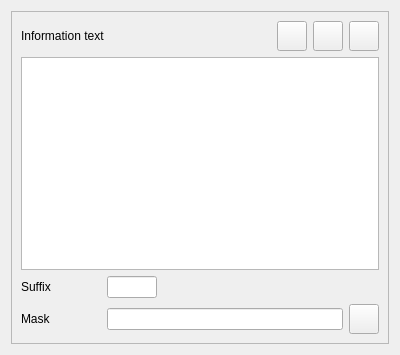
Above: dialogs/profiledatainfowidgetUI.ui from marco-mania/audex-old before the change. Below: the same form after it.
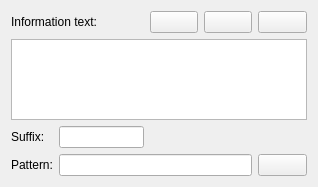
That is the form after the change. Custom widgets are drawn as their Qt base class.

What changed in the file:
```diff
--- a/dialogs/profiledatainfowidgetUI.ui
+++ b/dialogs/profiledatainfowidgetUI.ui
@@ -1,180 +1,86 @@
 <ui version="4.0" >
  <class>ProfileDataInfoWidgetUI</class>
- <widget class="QWidget" name="ProfileDataInfoWidgetUI" >
-  <property name="geometry" >
+ <widget class="QWidget" name="ProfileDataInfoWidgetUI">
+  <property name="geometry">
    <rect>
     <x>0</x>
     <y>0</y>
-    <width>400</width>
-    <height>355</height>
+    <width>318</width>
+    <height>187</height>
    </rect>
   </property>
-  <property name="minimumSize" >
-   <size>
-    <width>400</width>
-    <height>300</height>
-   </size>
-  </property>
-  <property name="windowTitle" >
+  <property name="windowTitle">
    <string>Form</string>
   </property>
-  <layout class="QGridLayout" name="gridLayout_2" >
-   <item row="0" column="0" >
-    <widget class="QFrame" name="frame" >
-     <property name="frameShape" >
-      <enum>QFrame::StyledPanel</enum>
+  <layout class="QGridLayout" name="gridLayout">
+   <item row="0" column="0" colspan="2">
+    <widget class="QLabel" name="label_text">
+     <property name="sizePolicy">
+      <sizepolicy hsizetype="MinimumExpanding" vsizetype="Preferred">
+       <horstretch>0</horstretch>
+       <verstretch>0</verstretch>
+      </sizepolicy>
      </property>
-     <property name="frameShadow" >
-      <enum>QFrame::Raised</enum>
+     <property name="text">
+      <string>Information text:</string>
      </property>
-     <layout class="QGridLayout" name="gridLayout" >
-      <item row="0" column="0" >
-       <layout class="QHBoxLayout" name="horizontalLayout_3" >
-        <item>
-         <widget class="QLabel" name="label_text" >
-          <property name="text" >
-           <string>Information text</string>
-          </property>
-         </widget>
-        </item>
-        <item>
-         <widget class="KPushButton" name="kpushbutton_help" >
-          <property name="minimumSize" >
-           <size>
-            <width>30</width>
-            <height>30</height>
-           </size>
-          </property>
-          <property name="maximumSize" >
-           <size>
-            <width>30</width>
-            <height>30</height>
-           </size>
-          </property>
-         </widget>
-        </item>
-        <item>
-         <widget class="KPushButton" name="kpushbutton_load" >
-          <property name="minimumSize" >
-           <size>
-            <width>30</width>
-            <height>30</height>
-           </size>
-          </property>
-          <property name="maximumSize" >
-           <size>
-            <width>30</width>
-            <height>30</height>
-           </size>
-          </property>
-         </widget>
-        </item>
-        <item>
-         <widget class="KPushButton" name="kpushbutton_save" >
-          <property name="minimumSize" >
-           <size>
-            <width>30</width>
-            <height>30</height>
-           </size>
-          </property>
-          <property name="maximumSize" >
-           <size>
-            <width>30</width>
-            <height>30</height>
-           </size>
-          </property>
-         </widget>
-        </item>
-       </layout>
-      </item>
-      <item row="1" column="0" >
-       <widget class="KTextEdit" name="ktextedit_text" />
-      </item>
-      <item row="2" column="0" >
-       <layout class="QHBoxLayout" name="horizontalLayout_2" >
-        <item>
-         <widget class="QLabel" name="label_suffix" >
-          <property name="minimumSize" >
-           <size>
-            <width>80</width>
-            <height>0</height>
-           </size>
-          </property>
-          <property name="text" >
-           <string>Suffix</string>
-          </property>
-         </widget>
-        </item>
-        <item>
-         <widget class="KLineEdit" name="klineedit_suffix" >
-          <property name="minimumSize" >
-           <size>
-            <width>50</width>
-            <height>0</height>
-           </size>
-          </property>
-          <property name="maximumSize" >
-           <size>
-            <width>50</width>
-            <height>16777215</height>
-           </size>
-          </property>
-         </widget>
-        </item>
-        <item>
-         <spacer name="horizontalSpacer" >
-          <property name="orientation" >
-           <enum>Qt::Horizontal</enum>
-          </property>
-          <property name="sizeHint" stdset="0" >
-           <size>
-            <width>40</width>
-            <height>20</height>
-           </size>
-          </property>
-         </spacer>
-        </item>
-       </layout>
-      </item>
-      <item row="3" column="0" >
-       <layout class="QHBoxLayout" name="horizontalLayout" >
-        <item>
-         <widget class="QLabel" name="label_mask" >
-          <property name="minimumSize" >
-           <size>
-            <width>80</width>
-            <height>0</height>
-           </size>
-          </property>
-          <property name="text" >
-           <string>Mask</string>
-          </property>
-         </widget>
-        </item>
-        <item>
-         <widget class="KLineEdit" name="klineedit_mask" />
-        </item>
-        <item>
-         <widget class="KPushButton" name="kpushbutton_mask" >
-          <property name="minimumSize" >
-           <size>
-            <width>30</width>
-            <height>30</height>
-           </size>
-          </property>
-          <property name="maximumSize" >
-           <size>
-            <width>30</width>
-            <height>30</height>
-           </size>
-          </property>
-         </widget>
-        </item>
-       </layout>
-      </item>
-     </layout>
     </widget>
    </item>
+   <item row="0" column="2">
+    <widget class="KPushButton" name="kpushbutton_help"/>
+   </item>
+   <item row="0" column="3">
+    <widget class="KPushButton" name="kpushbutton_load"/>
+   </item>
+   <item row="0" column="4">
+    <widget class="KPushButton" name="kpushbutton_save"/>
+   </item>
+   <item row="1" column="0" colspan="5">
+    <widget class="KTextEdit" name="ktextedit_text"/>
+   </item>
+   <item row="2" column="0">
+    <widget class="QLabel" name="label_suffix">
+     <property name="text">
+      <string>Suffix:</string>
+     </property>
+    </widget>
+   </item>
+   <item row="2" column="1">
+    <widget class="KLineEdit" name="klineedit_suffix"/>
+   </item>
+   <item row="2" column="2" colspan="3">
+    <spacer name="horizontalSpacer">
+     <property name="orientation">
+      <enum>Qt::Horizontal</enum>
+     </property>
+     <property name="sizeHint" stdset="0">
+      <size>
+       <width>227</width>
+       <height>20</height>
+      </size>
+     </property>
+    </spacer>
+   </item>
+   <item row="3" column="0">
+    <widget class="QLabel" name="label_pattern">
+     <property name="text">
+      <string>Pattern:</string>
+     </property>
+    </widget>
+   </item>
+   <item row="3" column="1" colspan="3">
+    <widget class="KLineEdit" name="klineedit_pattern">
+     <property name="sizePolicy">
+      <sizepolicy hsizetype="MinimumExpanding" vsizetype="Preferred">
+       <horstretch>0</horstretch>
+       <verstretch>0</verstretch>
+      </sizepolicy>
+     </property>
+    </widget>
+   </item>
+   <item row="3" column="4">
+    <widget class="KPushButton" name="kpushbutton_pattern"/>
+   </item>
   </layout>
  </widget>
  <customwidgets>
```
Left out of the diff: 3 changed lines with no effect on the pictures.
